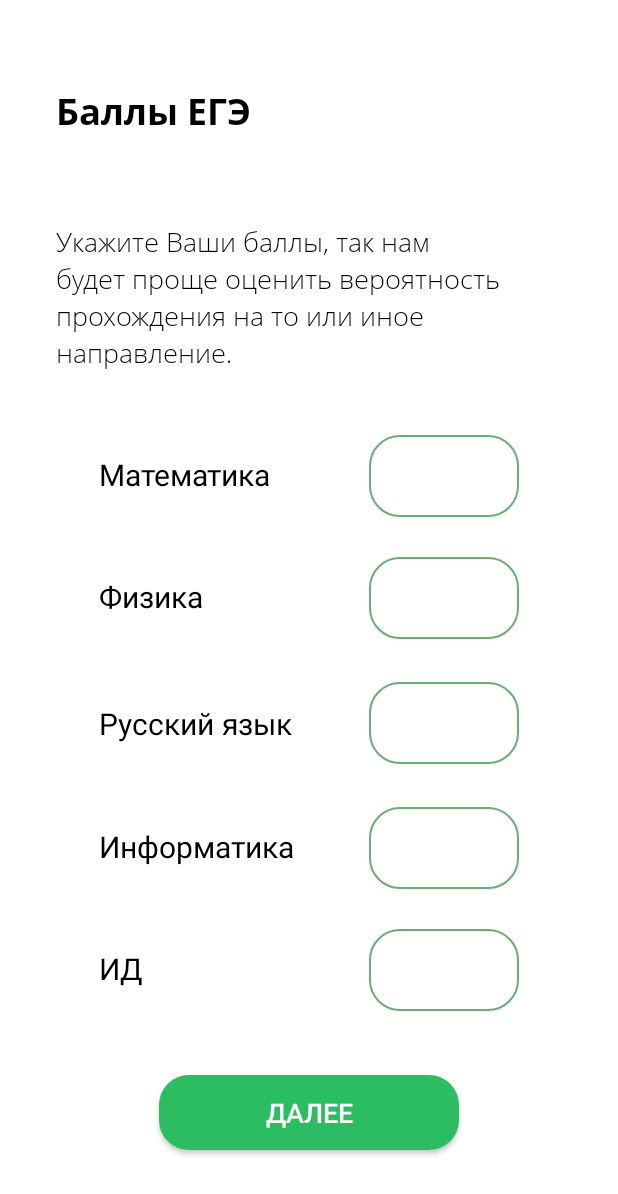
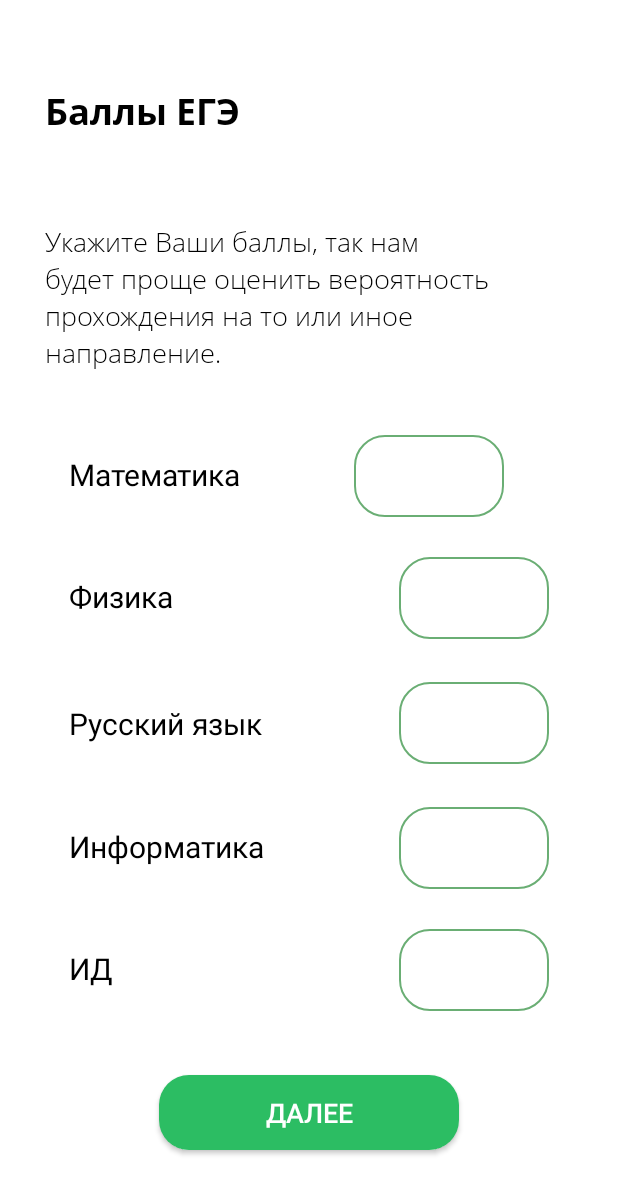
Before and after one commit to SummerPractice/a, an Android app: the GradesFragment screen opened through its navigation route, on a phone screen of 412 x 824 dp. Shown: the top 1194 px of the screen. Run offline under Robolectric (Android 15) with nearby library versions, the phone set to English and light mode, and no system bars; our stand-ins replace Room's generated code.

Commit message:
[POL-46] realme 6 pro

```diff
--- a/app/build.gradle
+++ b/app/build.gradle
@@ -53,9 +53,9 @@ dependencies {
     implementation "androidx.room:room-ktx:$room_version"
     kapt "androidx.room:room-compiler:$room_version"
 
-    implementation "org.koin:koin-android:$koin_version"
-    implementation "org.koin:koin-androidx-viewmodel:$koin_version"
-    implementation "org.koin:koin-core:$koin_version"
+    implementation "io.insert-koin:koin-android:$koin_version"
+//    implementation "io.insert-koin:koin-androidx-viewmodel:$koin_version"
+    implementation "io.insert-koin:koin-core:$koin_version"
 
     implementation "com.github.PhilJay:MPAndroidChart:$chart_version"
 
--- a/app/src/main/java/com/example/polycareer/data/repository/QuizItemsLocalRepository.kt
+++ b/app/src/main/java/com/example/polycareer/data/repository/QuizItemsLocalRepository.kt
@@ -7,7 +7,6 @@ import com.example.polycareer.data.database.model.UsersAnswersEntity
 import com.example.polycareer.domain.model.QuestionsApiResponse
 import com.example.polycareer.domain.model.QuestionsResponse
 import com.example.polycareer.exception.DatabaseException
-import kotlin.random.Random
 
 class QuizItemsLocalRepository(
     private val quizDao: QuizDao
--- a/app/src/main/res/layout/fragment__main__grades.xml
+++ b/app/src/main/res/layout/fragment__main__grades.xml
@@ -23,11 +23,11 @@
     <androidx.appcompat.widget.AppCompatTextView
         android:id="@+id/fragment__main__grades__desc_tv"
         style="@style/lightText"
+        android:layout_marginStart="30dp"
         android:layout_width="337dp"
         android:layout_height="99dp"
         android:text="@string/fragment__auth__grades__desc_tv"
         app:layout_constraintBottom_toTopOf="@id/fragment__main__grades__math_tv"
-        app:layout_constraintEnd_toEndOf="parent"
         app:layout_constraintStart_toStartOf="parent"
         app:layout_constraintTop_toBottomOf="@id/fragment__main__grades__head_tv" />
 
--- a/app/src/main/res/layout/screen__result_correct.xml
+++ b/app/src/main/res/layout/screen__result_correct.xml
@@ -1,5 +1,6 @@
 <?xml version="1.0" encoding="utf-8"?>
-<ScrollView xmlns:android="http://schemas.android.com/apk/res/android"
+<androidx.core.widget.NestedScrollView
+    xmlns:android="http://schemas.android.com/apk/res/android"
     xmlns:tools="http://schemas.android.com/tools"
     android:background="?attr/bgColor"
     android:layout_width="match_parent"
@@ -57,4 +58,4 @@
             android:gravity="center"
             android:text="@string/fragment__main__quiz_results__main_btn" />
     </LinearLayout>
-</ScrollView>
+</androidx.core.widget.NestedScrollView>
--- a/app/src/main/res/values-night/themes.xml
+++ b/app/src/main/res/values-night/themes.xml
@@ -61,11 +61,13 @@
         <item name="android:textColorHint">@color/text_gray</item>
         <item name="android:background">@drawable/edit_text_frame</item>
         <item name="android:height">20dp</item>
+        <item name="android:layout_marginStart">30dp</item>
+        <item name="android:layout_marginEnd">30dp</item>
         <item name="android:paddingStart">20dp</item>
         <item name="android:paddingEnd">20dp</item>
         <item name="android:paddingTop">15dp</item>
         <item name="android:paddingBottom">15dp</item>
-        <item name="android:layout_width">350dp</item>
+        <item name="android:layout_width">match_parent</item>
         <item name="android:layout_height">wrap_content</item>
     </style>
 
--- a/app/src/main/res/values/colors.xml
+++ b/app/src/main/res/values/colors.xml
@@ -11,4 +11,5 @@
     <color name="answer_dark">#373737</color>
     <color name="splash_dark">#373737</color>
     <color name="splash_light">#3C3F41</color>
+    <color name="answer_light">#FFBEF9BF</color>
 </resources>
--- a/app/src/main/res/values/themes.xml
+++ b/app/src/main/res/values/themes.xml
@@ -18,7 +18,7 @@
         <!-- Customize your theme here. -->
         <item name="bgColor">@color/white</item>
         <item name="textColor">@color/black</item>
-        <item name="answerColor">@color/splash_dark</item>
+        <item name="answerColor">@color/answer_light</item>
         <item name="btnColor">@color/btn_light_green</item>
     </style>
 
@@ -61,11 +61,13 @@
         <item name="android:textColorHint">@color/text_gray</item>
         <item name="android:background">@drawable/edit_text_frame</item>
         <item name="android:height">20dp</item>
+        <item name="android:layout_marginStart">30dp</item>
+        <item name="android:layout_marginEnd">30dp</item>
         <item name="android:paddingStart">20dp</item>
         <item name="android:paddingEnd">20dp</item>
         <item name="android:paddingTop">15dp</item>
         <item name="android:paddingBottom">15dp</item>
-        <item name="android:layout_width">350dp</item>
+        <item name="android:layout_width">match_parent</item>
         <item name="android:layout_height">wrap_content</item>
     </style>
 
@@ -84,5 +86,4 @@
         <item name="trackThickness">30dp</item>
         <item name="indicatorColor">?attr/btnColor</item>
     </style>
-
 </resources>
--- a/build.gradle
+++ b/build.gradle
@@ -4,7 +4,7 @@ buildscript {
     ext.nav_version = "2.3.5"
     ext.room_version = "2.3.0"
     ext.retrofit_version = "2.9.0"
-    ext.koin_version = "2.0.0-GA2"
+    ext.koin_version = "3.1.1"
     ext.chart_version = "v3.1.0"
 
     repositories {
@@ -26,7 +26,6 @@ allprojects {
         google()
         mavenCentral()
         maven { url 'https://jitpack.io' }
-        jcenter() // Warning: this repository is going to shut down soon
     }
 }
 
```
Also changed, not shown: app/src/main/java/com/example/polycareer/screens/quiz/quiz_item/QuizItemViewModel.kt (+0 -9 lines), app/src/main/res/layout/fragment__main__quiz_item.xml (+9 -1 lines).
